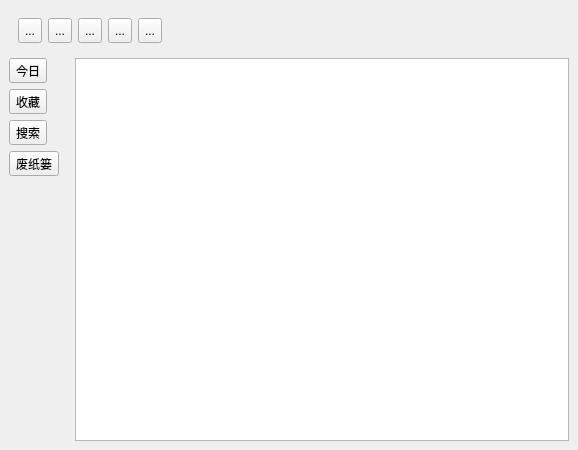
Old version of the form App/mainwindow.ui in the repository sandeepxi/LifeNote.
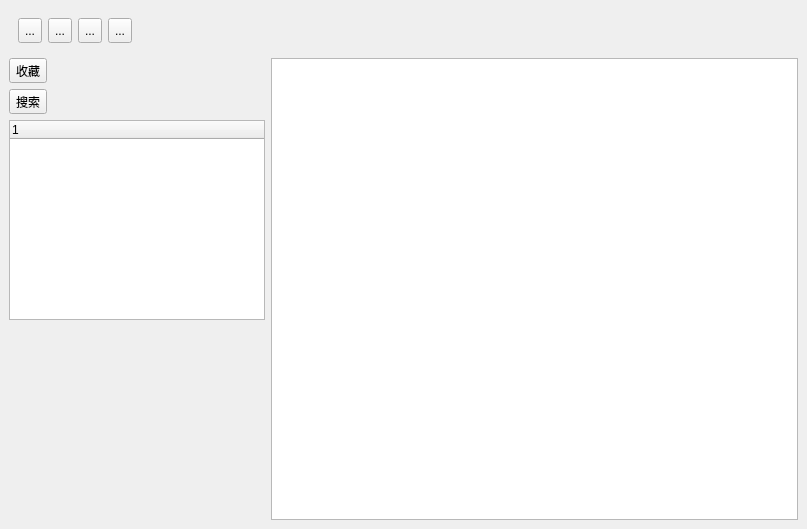
New version of the form.

Diff of the .ui file:
```diff
--- a/App/mainwindow.ui
+++ b/App/mainwindow.ui
@@ -6,8 +6,8 @@
    <rect>
     <x>0</x>
     <y>0</y>
-    <width>578</width>
-    <height>450</height>
+    <width>807</width>
+    <height>529</height>
    </rect>
   </property>
   <property name="windowTitle">
@@ -60,6 +60,9 @@
          <property name="text">
           <string>...</string>
          </property>
+         <property name="checkable">
+          <bool>true</bool>
+         </property>
         </widget>
        </item>
        <item>
@@ -73,18 +76,8 @@
          <property name="text">
           <string>...</string>
          </property>
-        </widget>
-       </item>
-       <item>
-        <widget class="QToolButton" name="deletelineBtn">
-         <property name="minimumSize">
-          <size>
-           <width>0</width>
-           <height>25</height>
-          </size>
-         </property>
-         <property name="text">
-          <string>...</string>
+         <property name="checkable">
+          <bool>true</bool>
          </property>
         </widget>
        </item>
@@ -102,7 +95,7 @@
         </widget>
        </item>
        <item>
-        <spacer name="horizontalSpacer">
+        <spacer name="titleBarSpacer">
          <property name="orientation">
           <enum>Qt::Horizontal</enum>
          </property>
@@ -136,10 +129,16 @@
         <widget class="QWidget" name="leftBar" native="true">
          <property name="minimumSize">
           <size>
-           <width>60</width>
+           <width>30</width>
            <height>0</height>
           </size>
          </property>
+         <property name="maximumSize">
+          <size>
+           <width>300</width>
+           <height>16777215</height>
+          </size>
+         </property>
          <layout class="QVBoxLayout" name="verticalLayout">
           <property name="leftMargin">
            <number>0</number>
@@ -153,13 +152,6 @@
           <property name="bottomMargin">
            <number>0</number>
           </property>
-          <item>
-           <widget class="QToolButton" name="todayBtn">
-            <property name="text">
-             <string>今日</string>
-            </property>
-           </widget>
-          </item>
           <item>
            <widget class="QToolButton" name="saveBtn">
             <property name="text">
@@ -174,11 +166,40 @@
             </property>
            </widget>
           </item>
-          <item>
-           <widget class="QToolButton" name="recycleBtn">
-            <property name="text">
-             <string>废纸篓</string>
+          <item alignment="Qt::AlignLeft">
+           <widget class="QTreeWidget" name="treeWidget">
+            <property name="enabled">
+             <bool>true</bool>
             </property>
+            <property name="minimumSize">
+             <size>
+              <width>0</width>
+              <height>0</height>
+             </size>
+            </property>
+            <property name="maximumSize">
+             <size>
+              <width>16777215</width>
+              <height>16777215</height>
+             </size>
+            </property>
+            <property name="headerHidden">
+             <bool>false</bool>
+            </property>
+            <attribute name="headerVisible">
+             <bool>true</bool>
+            </attribute>
+            <attribute name="headerDefaultSectionSize">
+             <number>100</number>
+            </attribute>
+            <attribute name="headerHighlightSections">
+             <bool>false</bool>
+            </attribute>
+            <column>
+             <property name="text">
+              <string notr="true">1</string>
+             </property>
+            </column>
            </widget>
           </item>
           <item>
@@ -189,7 +210,7 @@
             <property name="sizeHint" stdset="0">
              <size>
               <width>18</width>
-              <height>94</height>
+              <height>10</height>
              </size>
             </property>
            </spacer>
```
